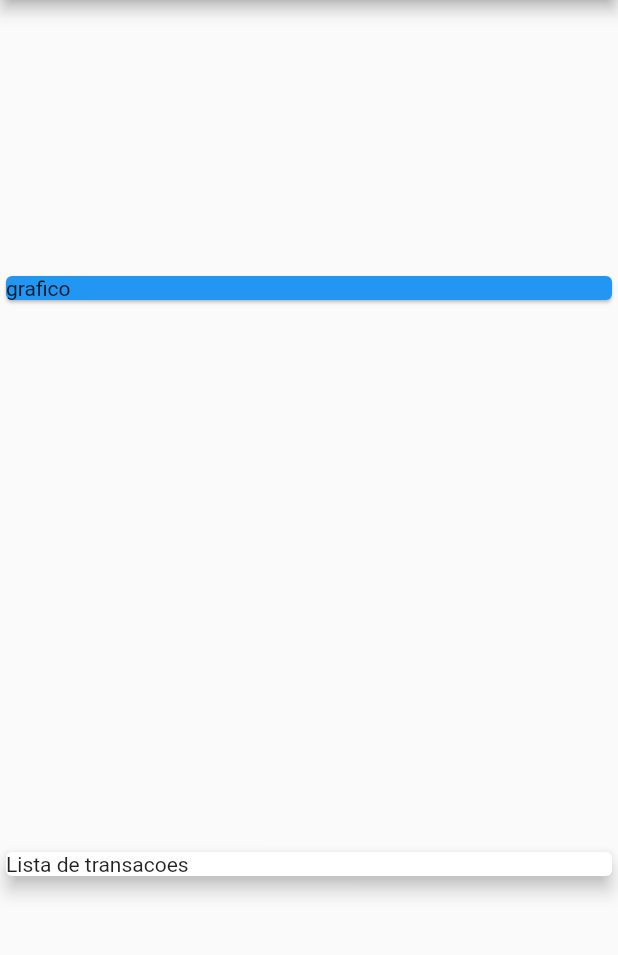
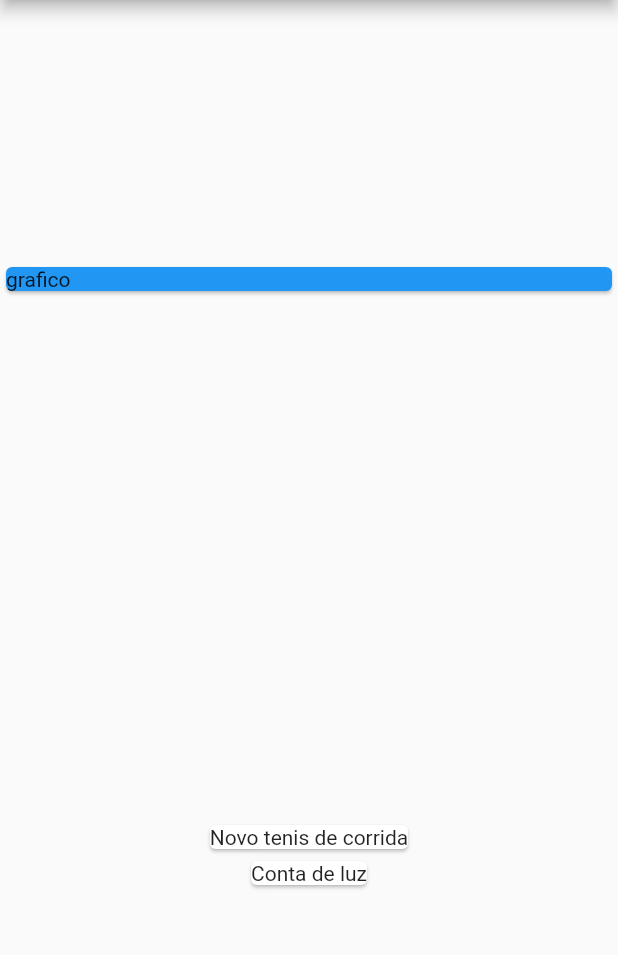
Before and after one commit to reisalazar/App-Expesnes-Flutter, a Flutter app: the screen it shows after launch, on a phone screen of 412 x 824 dp, the part 84-1039 px from its top. Run offline on Flutter 3.47's test engine with Material 2 defaults, Android fonts, the phone set to English and light mode, and no system bars.

Commit message:
Map Widgets

```diff
--- a/lib/main.dart
+++ b/lib/main.dart
@@ -39,9 +39,12 @@ class MyHomePage extends StatelessWidget {
                   color: Colors.blue,
                 ),
               ),
-              Card(
-                child: Text("Lista de transacoes"),
-                elevation: 5,
+              Column(
+                children: _transaction
+                    .map((tr) => Card(
+                          child: Text(tr.title),
+                        ))
+                    .toList(),
               )
             ]));
   }
```
